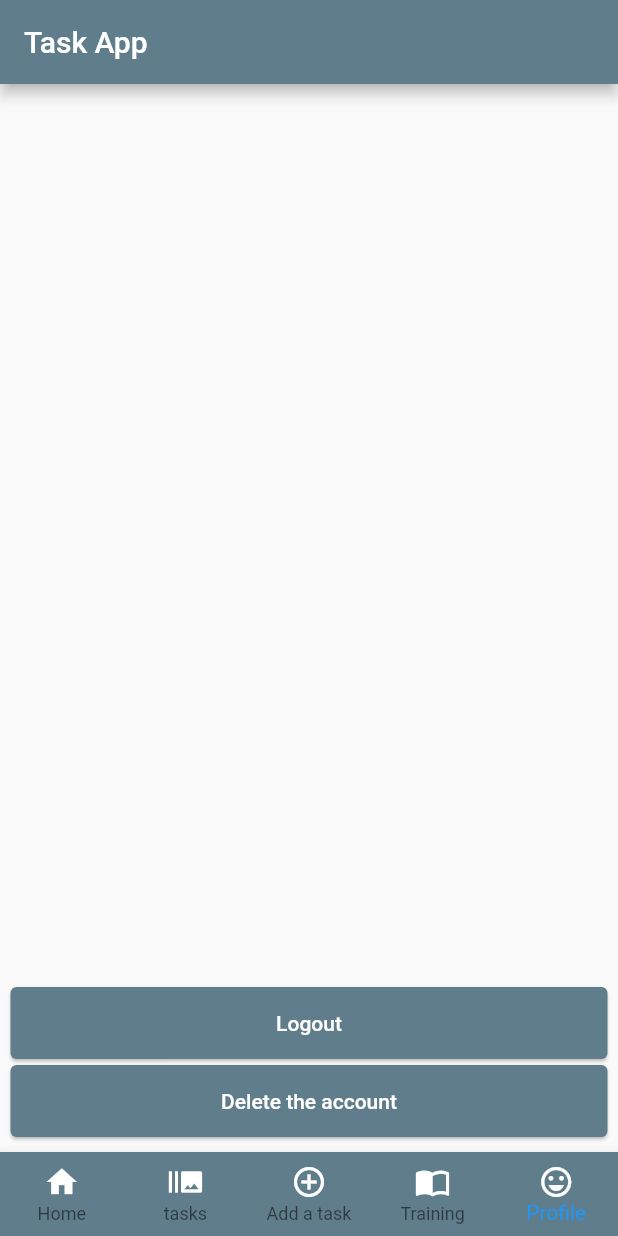
After one commit to labeatl/task-completion-app, a Flutter app: the screen it shows after launch, item 5 of the bottom bar chosen, on a phone screen of 412 x 824 dp. The commit adds this screen. Run offline on Flutter 3.47's test engine with Material 2 defaults, Android fonts, the phone set to English and light mode, and no system bars.

Commit message:
changed the whole design, finished how the task looks and be implemented, created the delete button

```diff
--- a/frontend dev/lib/pages/login-page.dart
+++ b/frontend dev/lib/pages/login-page.dart
@@ -99,6 +99,7 @@
                             return AlertDialog(
                               content: Form(
                                 key: _formKey,
+                                child: SingleChildScrollView(
                                   child: Column(
                                     mainAxisSize: MainAxisSize.min,
                                     children: <Widget>[
@@ -212,6 +213,7 @@
                                     ],
                                   ),
                                 ),
+                              ),
                             );
                           });
                     },
--- /dev/null
+++ b/frontend dev/lib/pages/profile-page.dart
@@ -0,0 +1,47 @@
+import 'package:flutter/material.dart';
+
+class ProfilePage extends StatelessWidget {
+  Widget build(BuildContext context) {
+    return Scaffold(
+      body: Column(
+        mainAxisAlignment: MainAxisAlignment.end,
+        children: <Widget>[
+          Container(
+            child: Card(
+              margin: EdgeInsets.fromLTRB(7, 4, 7, 4),
+              color: Colors.blueGrey,
+              child: Align(
+                alignment: Alignment.bottomCenter,
+                child: FlatButton(
+                  onPressed: () {
+                    Navigator.of(context).pushReplacementNamed('/login');
+                  },
+                  child: new Text(
+                    'Logout',
+                    style: TextStyle(color: Colors.white),
+                  ),
+                ),
+              ),
+            ),
+          ),
+          Container(
+            child: Card(
+              margin: EdgeInsets.fromLTRB(7, 0, 7, 10),
+              color: Colors.blueGrey,
+              child: Align(
+                alignment: Alignment.bottomCenter,
+                child: FlatButton(
+                  onPressed: () {},
+                  child: new Text(
+                    'Delete the account',
+                    style: TextStyle(color: Colors.white),
+                  ),
+                ),
+              ),
+            ),
+          ),
+        ],
+      ),
+    );
+  }
+}
--- /dev/null
+++ b/frontend dev/lib/task.dart
@@ -0,0 +1,20 @@
+import 'package:flutter/foundation.dart';
+
+class Task {
+  final String title;
+  final String description;
+  final String category;
+  final int et;
+  final double price;
+  final String location;
+  final DateTime date;
+
+  Task({
+      @required this.title,
+      @required this.description,
+      @required this.category,
+      @required this.et,
+      @required this.price,
+      @required this.location,
+      @required this.date});
+}
```
Also changed, not shown: frontend dev/lib/pages/add-task-page.dart (added). Lines whose indentation alone changed are shown as unchanged.
